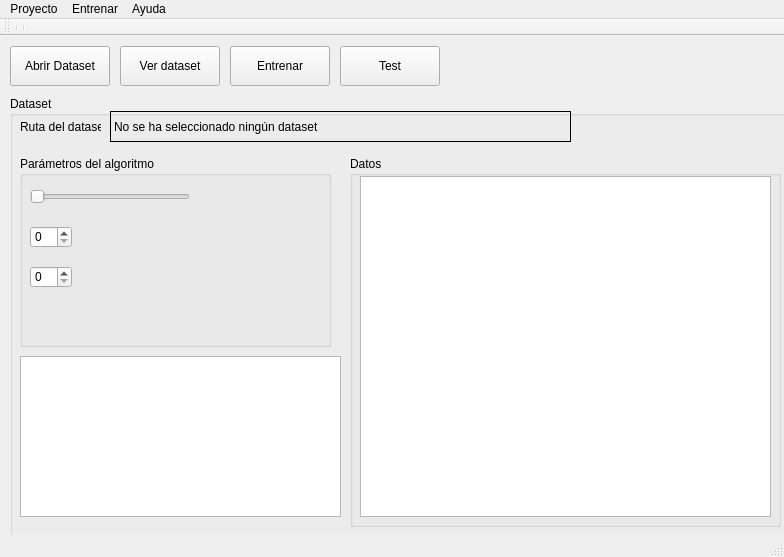
Old version of the form src/UI/QT_Main.ui in the repository hectornauta/kavecinos.
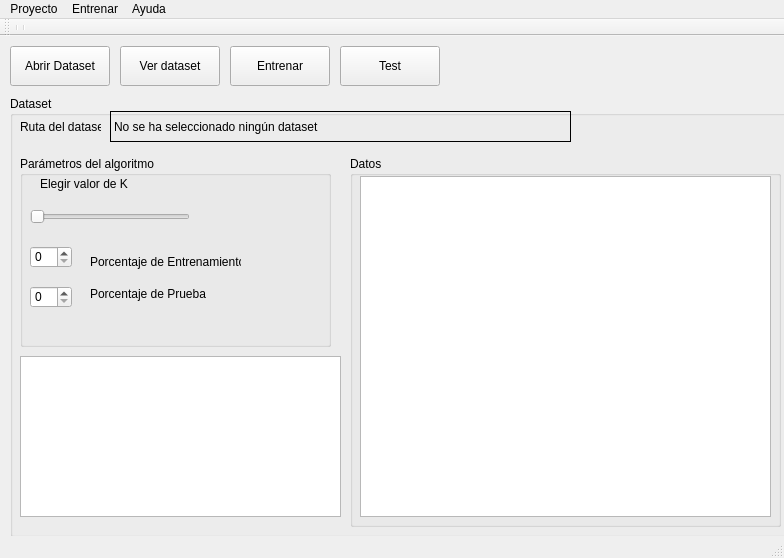
New version of the form.

Commit message: labels agregados

Patch:
```diff
--- a/src/UI/QT_Main.ui
+++ b/src/UI/QT_Main.ui
@@ -7,7 +7,7 @@
     <x>0</x>
     <y>0</y>
     <width>784</width>
-    <height>557</height>
+    <height>558</height>
    </rect>
   </property>
   <property name="windowTitle">
@@ -74,7 +74,7 @@
       <property name="geometry">
        <rect>
         <x>10</x>
-        <y>30</y>
+        <y>50</y>
         <width>160</width>
         <height>22</height>
        </rect>
@@ -93,7 +93,7 @@
       <property name="geometry">
        <rect>
         <x>10</x>
-        <y>70</y>
+        <y>90</y>
         <width>42</width>
         <height>22</height>
        </rect>
@@ -109,7 +109,7 @@
       <property name="geometry">
        <rect>
         <x>10</x>
-        <y>110</y>
+        <y>130</y>
         <width>42</width>
         <height>22</height>
        </rect>
@@ -127,6 +127,45 @@
        <number>0</number>
       </property>
      </widget>
+     <widget class="QLabel" name="labelTrain">
+      <property name="geometry">
+       <rect>
+        <x>70</x>
+        <y>90</y>
+        <width>151</width>
+        <height>31</height>
+       </rect>
+      </property>
+      <property name="text">
+       <string>Porcentaje de Entrenamiento</string>
+      </property>
+     </widget>
+     <widget class="QLabel" name="labelTest">
+      <property name="geometry">
+       <rect>
+        <x>70</x>
+        <y>130</y>
+        <width>131</width>
+        <height>16</height>
+       </rect>
+      </property>
+      <property name="text">
+       <string>Porcentaje de Prueba</string>
+      </property>
+     </widget>
+     <widget class="QLabel" name="labelK">
+      <property name="geometry">
+       <rect>
+        <x>20</x>
+        <y>20</y>
+        <width>91</width>
+        <height>16</height>
+       </rect>
+      </property>
+      <property name="text">
+       <string>Elegir valor de K</string>
+      </property>
+     </widget>
     </widget>
     <widget class="QGroupBox" name="groupBox_3">
      <property name="geometry">
```
Left out of the diff: 3 changed lines with no effect on the pictures. The commit also changes 4 other files.
